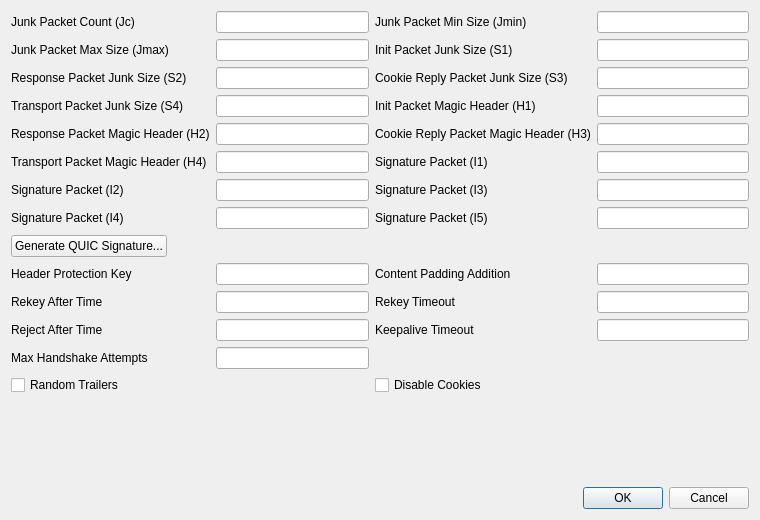
Old version of the form upstream/include/ui/profile/edit_wireguard_amnezia.ui in the repository hopol/throne-mirror.
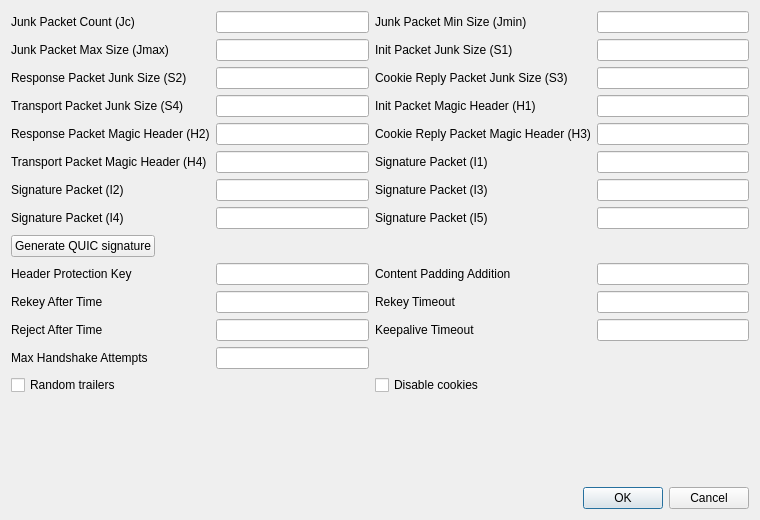
New version of the form.

```diff
--- a/upstream/include/ui/profile/edit_wireguard_amnezia.ui
+++ b/upstream/include/ui/profile/edit_wireguard_amnezia.ui
@@ -252,7 +252,7 @@
             <string>&lt;html&gt;&lt;head/&gt;&lt;body&gt;&lt;p&gt;Fills the signature packets with the first QUIC packets Chrome would send to the given domain, so the handshake starts like an HTTP/3 connection to it. Generated locally; nothing is sent. Replaces I1-I5.&lt;/p&gt;&lt;/body&gt;&lt;/html&gt;</string>
            </property>
            <property name="text">
-            <string>Generate QUIC Signature...</string>
+            <string>Generate QUIC signature</string>
            </property>
           </widget>
          </item>
@@ -389,7 +389,7 @@
           <string>&lt;html&gt;&lt;head/&gt;&lt;body&gt;&lt;p&gt;AmneziaWG 3.1. Appends a random trailer to every packet, so message types are no longer identifiable by size.&lt;/p&gt;&lt;/body&gt;&lt;/html&gt;</string>
          </property>
          <property name="text">
-          <string>Random Trailers</string>
+          <string>Random trailers</string>
          </property>
         </widget>
        </item>
@@ -399,7 +399,7 @@
           <string>&lt;html&gt;&lt;head/&gt;&lt;body&gt;&lt;p&gt;AmneziaWG 3.1. Never send cookie replies, so an under-load peer stays silent instead of answering with a fixed-size message.&lt;/p&gt;&lt;/body&gt;&lt;/html&gt;</string>
          </property>
          <property name="text">
-          <string>Disable Cookies</string>
+          <string>Disable cookies</string>
          </property>
         </widget>
        </item>
```
Left out of the diff: 10 changed lines with no effect on the pictures.
